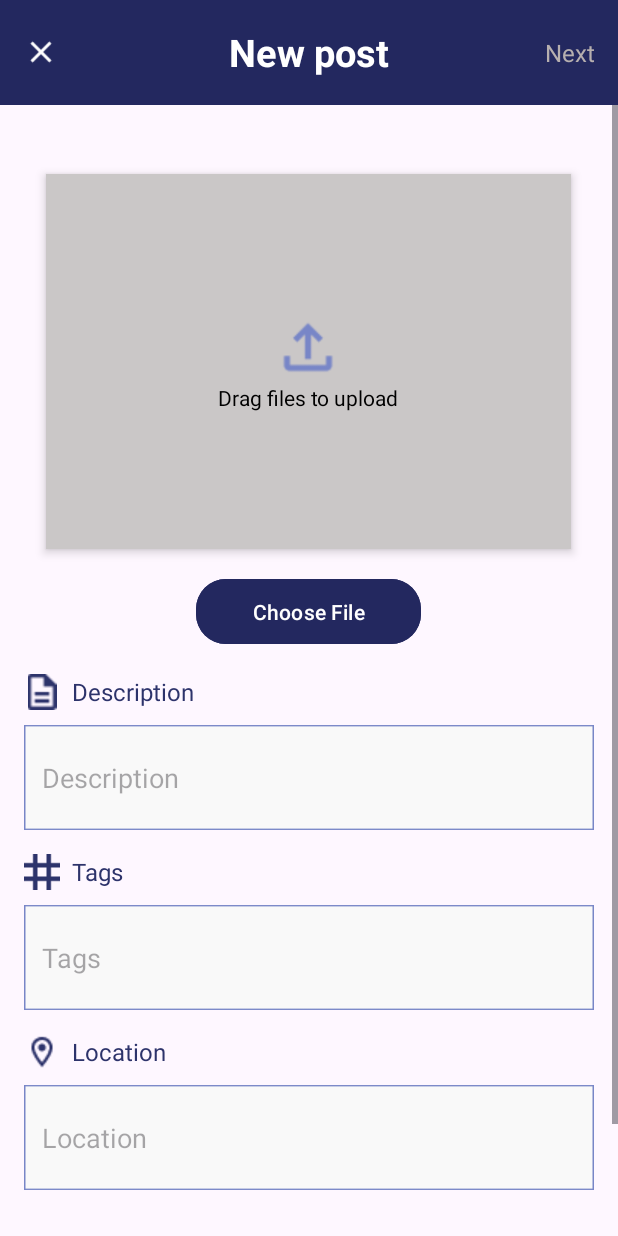
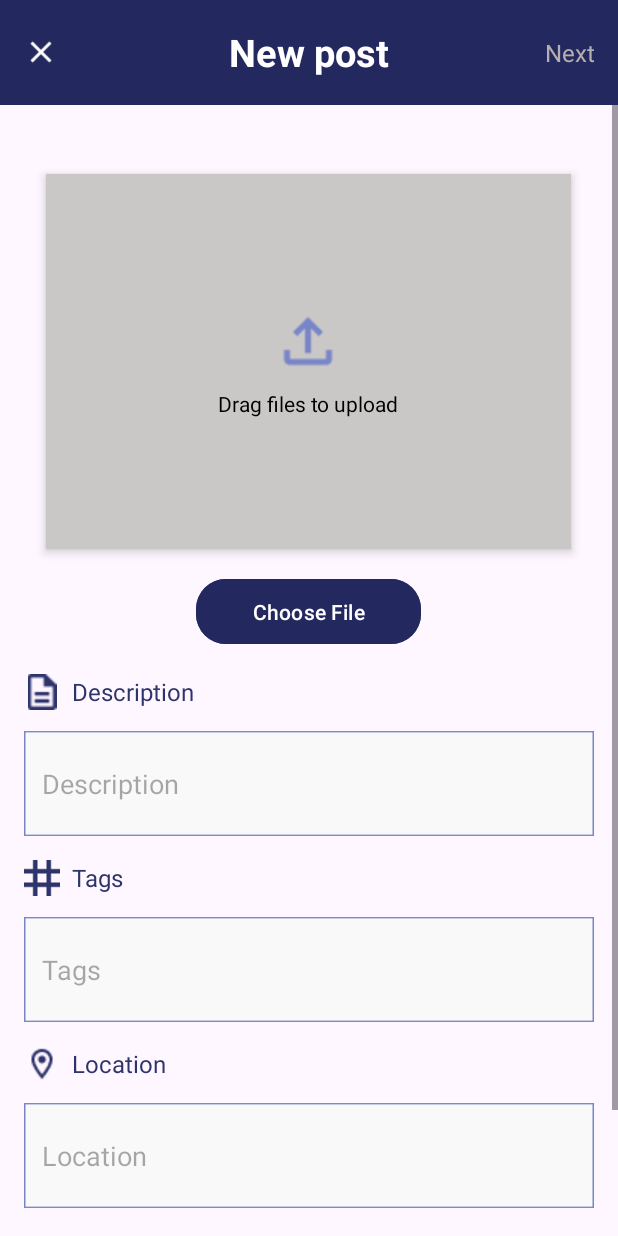
Before and after one commit to nayamarsha/bridgey, an Android app: the layout fragment_post.xml on its own in the app's theme, with its tools: preview values and no code run, on a phone screen of 412 x 824 dp. Run offline under Robolectric (Android 15) with nearby library versions, the phone set to English and light mode, and no system bars.

Commit message:
Fix error

```diff
--- a/app/src/main/res/layout/fragment_post.xml
+++ b/app/src/main/res/layout/fragment_post.xml
@@ -76,7 +76,7 @@
                     android:layout_height="wrap_content"
                     android:text="Drag files to upload"
                     android:textColor="#000000"
-                    android:marginTop="8dp" />
+                    android:layout_marginTop="8dp" />
 
             </LinearLayout>
 
@@ -105,7 +105,7 @@
                     android:layout_height="wrap_content"
                     android:orientation="horizontal"
                     android:gravity="center_vertical"
-                    android:marginBottom="4dp">
+                    android:layout_marginBottom="4dp">
 
                     <ImageView
                         android:layout_width="24dp"
@@ -138,7 +138,7 @@
                     android:layout_height="wrap_content"
                     android:orientation="horizontal"
                     android:gravity="center_vertical"
-                    android:marginBottom="4dp">
+                    android:layout_marginBottom="4dp">
 
                     <ImageView
                         android:layout_width="24dp"
@@ -171,7 +171,7 @@
                     android:layout_height="wrap_content"
                     android:orientation="horizontal"
                     android:gravity="center_vertical"
-                    android:marginBottom="4dp">
+                    android:layout_marginBottom="4dp">
 
                     <ImageView
                         android:layout_width="24dp"
```
